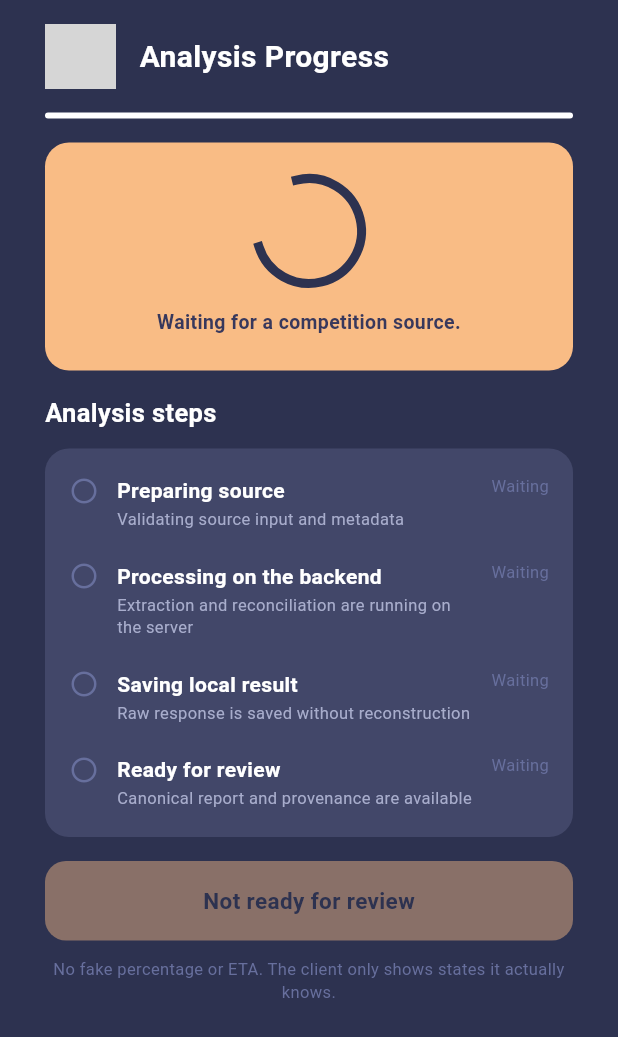
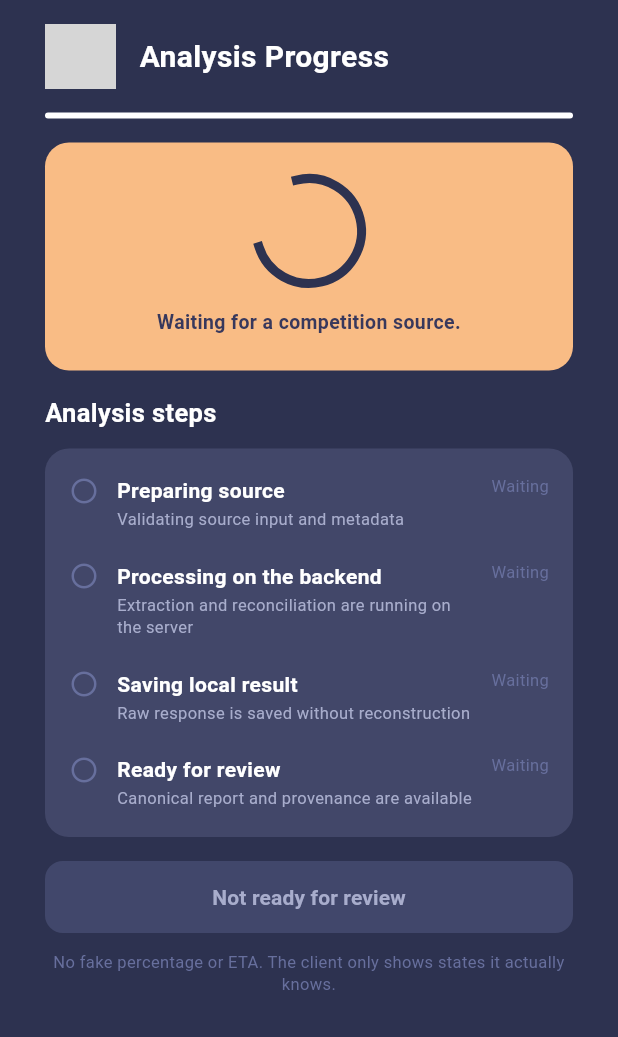
Before and after one commit to panjiaryasoma/Takt, a Flutter app: the ProgresAnalisisScreen widget shown alone on an empty page, opened directly, on a phone screen of 412 x 824 dp. Shown: the top 1037 px of the screen. Run offline on Flutter 3.47's test engine with Material 3 defaults, Android fonts, the phone set to English and light mode, and no system bars; our stand-ins replace drift, file_picker, timezone; missing offline and left inert: purchases_flutter; accounts and stored records are empty; statements that could not run were skipped; grey boxes are pictures that could not be loaded.

Commit message:
fix(mobile): harden analysis progress actions

```diff
--- a/apps/mobile/lib/screens/progres_analisis_screen.dart
+++ b/apps/mobile/lib/screens/progres_analisis_screen.dart
@@ -173,25 +173,12 @@ class ProgresAnalisisScreen extends StatelessWidget {
           const SizedBox(height: 16),
           Padding(
             padding: const EdgeInsets.symmetric(horizontal: 20),
-            child: GestureDetector(
-              onTap: vm.selesai ? onReadResult : null,
-              child: Opacity(
-                opacity: vm.selesai ? 1 : 0.45,
-                child: Container(
-                  padding: const EdgeInsets.symmetric(vertical: 16),
-                  decoration: BoxDecoration(
-                    color: C.accent,
-                    borderRadius: BorderRadius.circular(14),
-                  ),
-                  alignment: Alignment.center,
-                  child: Text(
-                    vm.selesai ? 'View Results' : 'Not ready for review',
-                    style: const TextStyle(
-                      color: C.bg,
-                      fontSize: 15,
-                      fontWeight: FontWeight.w700,
-                    ),
-                  ),
+            child: SizedBox(
+              width: double.infinity,
+              child: FilledButton(
+                onPressed: vm.selesai ? onReadResult : null,
+                child: Text(
+                  vm.selesai ? 'View Results' : 'Not ready for review',
                 ),
               ),
             ),
@@ -300,24 +287,11 @@ class _ActionButton extends StatelessWidget {
 
   @override
   Widget build(BuildContext context) {
-    return GestureDetector(
-      onTap: onTap,
-      child: Container(
-        width: double.infinity,
-        padding: const EdgeInsets.symmetric(vertical: 12),
-        decoration: BoxDecoration(
-          color: C.accent,
-          borderRadius: BorderRadius.circular(10),
-        ),
-        alignment: Alignment.center,
-        child: Text(
-          label,
-          style: const TextStyle(
-            color: C.bg,
-            fontSize: 13,
-            fontWeight: FontWeight.w700,
-          ),
-        ),
+    return SizedBox(
+      width: double.infinity,
+      child: FilledButton(
+        onPressed: onTap,
+        child: Text(label),
       ),
     );
   }
```
